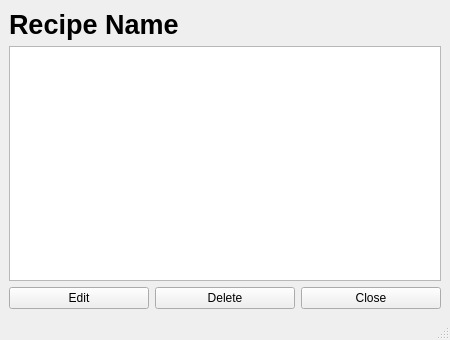
Before: the Qt Designer form OOP_Project_Qt/RecipeViewWindow.ui in Doho-K/OOP23_1, drawn with Qt 5.
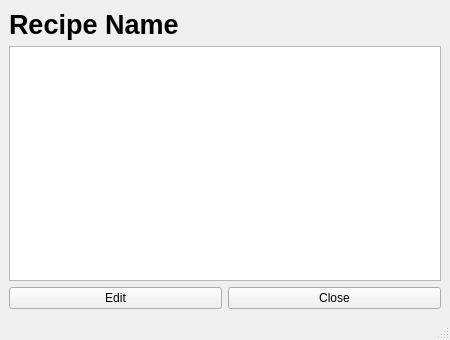
After: the same form once the commit is applied.

Patch:
```diff
--- a/OOP_Project_Qt/RecipeViewWindow.ui
+++ b/OOP_Project_Qt/RecipeViewWindow.ui
@@ -47,13 +47,6 @@
         </property>
        </widget>
       </item>
-      <item>
-       <widget class="QPushButton" name="DeleteButton">
-        <property name="text">
-         <string>Delete</string>
-        </property>
-       </widget>
-      </item>
       <item>
        <widget class="QPushButton" name="CloseButton">
         <property name="text">
```
